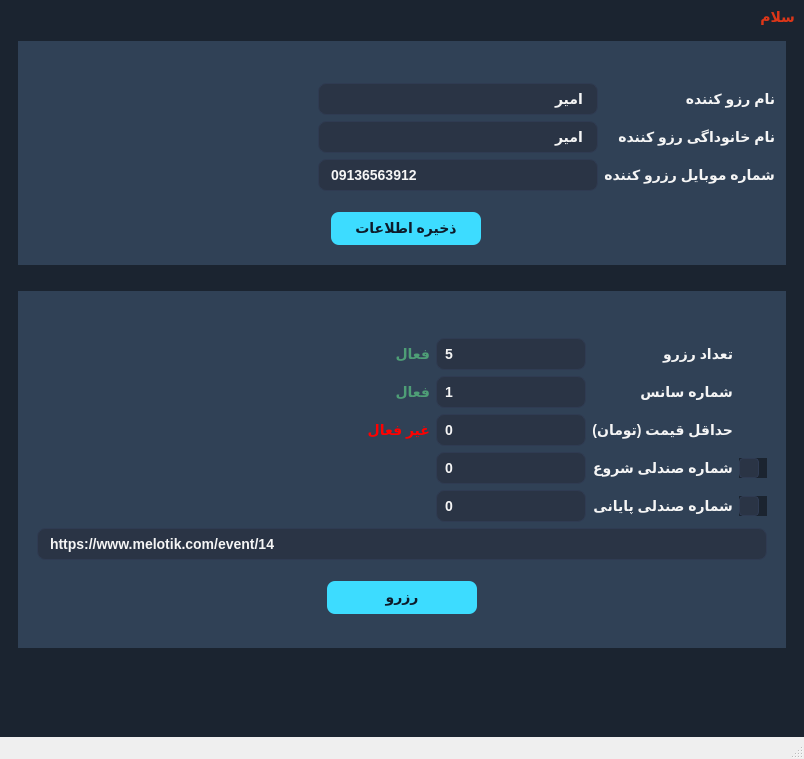
amirhossein-mlkz/concert_ticket_reserver, file UIFiles/main_UI.ui: the form before one commit.
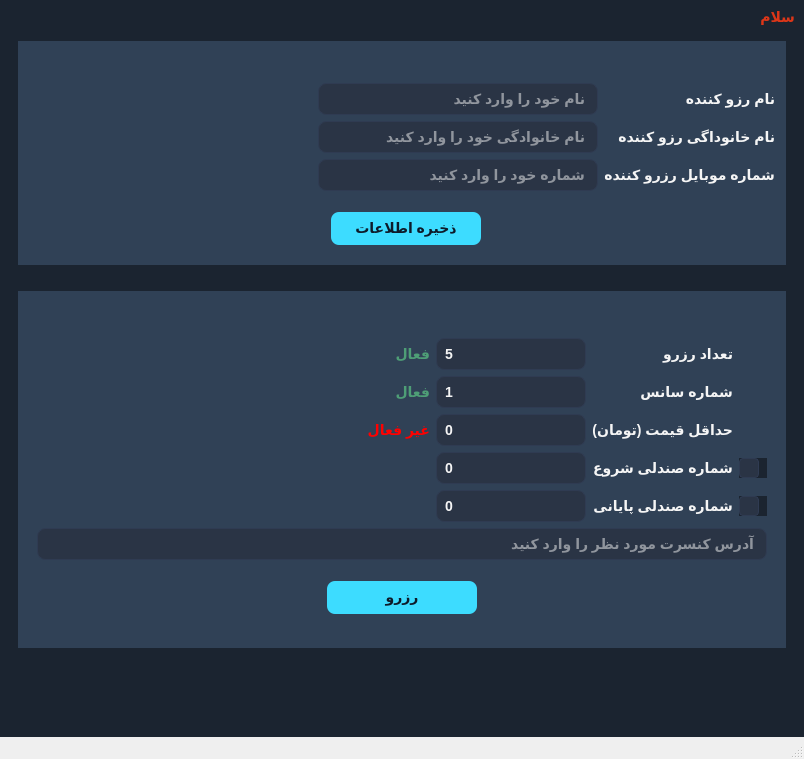
The form after the commit. Icons and pictures are not drawn.

Diff of the .ui file:
```diff
--- a/UIFiles/main_UI.ui
+++ b/UIFiles/main_UI.ui
@@ -201,14 +201,20 @@
                 <enum>Qt::LayoutDirection::RightToLeft</enum>
                </property>
                <property name="text">
-                <string>09136563912</string>
+                <string/>
+               </property>
+               <property name="placeholderText">
+                <string>شماره خود را وارد کنید</string>
                </property>
               </widget>
              </item>
              <item row="0" column="1">
               <widget class="QLineEdit" name="name_input">
                <property name="text">
-                <string>امیر</string>
+                <string/>
+               </property>
+               <property name="placeholderText">
+                <string>نام خود را وارد کنید</string>
                </property>
               </widget>
              </item>
@@ -242,7 +248,10 @@
              <item row="1" column="1">
               <widget class="QLineEdit" name="family_input">
                <property name="text">
-                <string>امیر</string>
+                <string/>
+               </property>
+               <property name="placeholderText">
+                <string>نام خانوادگی خود را وارد کنید</string>
                </property>
               </widget>
              </item>
@@ -529,7 +538,10 @@
            <item>
             <widget class="QLineEdit" name="input_url">
              <property name="text">
-              <string>https://www.melotik.com/event/14</string>
+              <string/>
+             </property>
+             <property name="placeholderText">
+              <string>آدرس کنسرت مورد نظر را وارد کنید</string>
              </property>
             </widget>
            </item>
```
Left out of the diff: 1 changed line with no effect on the pictures.
